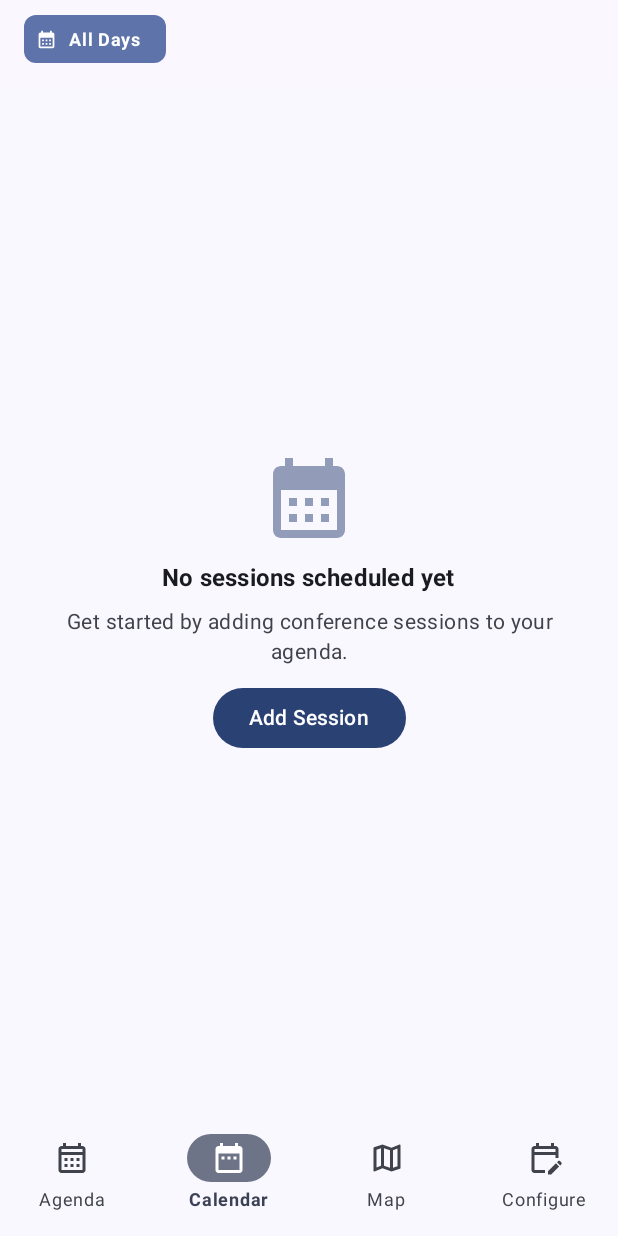
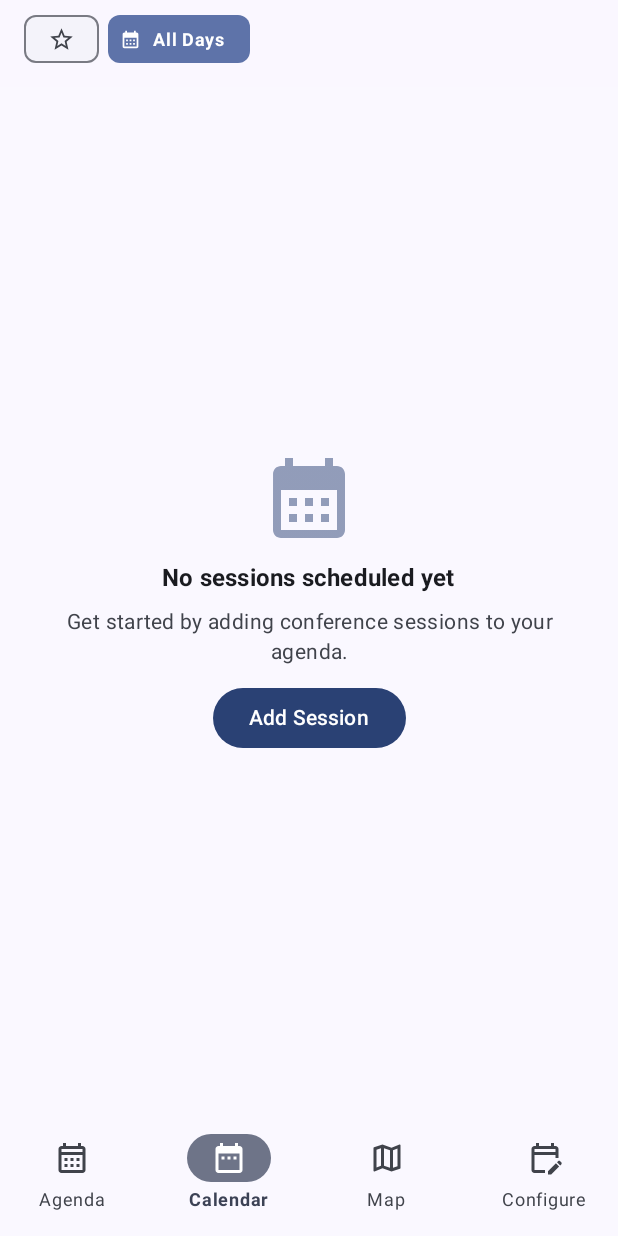
Before and after one commit to urzahil/ConfNav, an Android app built with Jetpack Compose: the screen it shows after launch (MainActivity), item 2 of the bottom bar chosen, on a phone screen of 412 x 824 dp. Run offline under Robolectric (Android 15) with nearby library versions, the phone set to English and light mode, and no system bars; our stand-ins replace Room's generated code.

Commit message:
Add a starred-only filter to the Android Agenda, Calendar and Map
A star chip pinned to the left of the day chips (it stays put while the
day chips scroll) limits every tab to starred sessions. It combines with
the day filter, and the empty state offers to show all sessions again.

Co-Authored-By: Claude Opus 5.5 <noreply@anthropic.com>
Claude-Session: https://claude.ai/code/session_01Jq1i4pBsLf9LGD9tdvCjBz

```diff
--- a/app/src/main/java/rocks/urzahil/confnav/ui/AgendaLogic.kt
+++ b/app/src/main/java/rocks/urzahil/confnav/ui/AgendaLogic.kt
@@ -44,6 +44,17 @@ object AgendaLogic {
         sessions
             .filter { isOngoingOrUpcoming(it, now) }
             .minByOrNull { startOf(it) ?: LocalDateTime.MAX }
+
+    /** The sessions matching the day filter, limited to starred ones when [starredOnly] is set. */
+    fun filterSessions(
+        sessions: List<ConferenceSession>,
+        filter: DayFilter,
+        starredOnly: Boolean
+    ): List<ConferenceSession> =
+        sessions.filter { session ->
+            (filter !is DayFilter.SpecificDate || session.date == filter.date) &&
+                    (!starredOnly || session.starred)
+        }
 
     /** Identity used to avoid re-adding the same session when importing on top of an agenda. */
     fun duplicateKey(session: ConferenceSession): String =
--- a/app/src/main/java/rocks/urzahil/confnav/ui/ConferenceViewModel.kt
+++ b/app/src/main/java/rocks/urzahil/confnav/ui/ConferenceViewModel.kt
@@ -41,6 +41,7 @@ data class ConferenceUiState(
     val selectedLocationPin: LocationGroup? = null,
     val nextSession: ConferenceSession? = null,
     val selectedFilter: DayFilter = DayFilter.All,
+    val starredOnly: Boolean = false,
     val availableFilters: List<DayFilter> = listOf(DayFilter.All),
     val locationSuggestions: List<LocationSuggestion> = emptyList(),
     val isSearchingLocations: Boolean = false
@@ -60,6 +61,7 @@ class ConferenceViewModel(application: Application) : AndroidViewModel(applicati
     private val locationSearchHelper: LocationSearchHelper
 
     private val selectedFilter = MutableStateFlow<DayFilter>(DayFilter.All)
+    private val starredOnly = MutableStateFlow(false)
     private val selectedLocationPin = MutableStateFlow<LocationGroup?>(null)
     private val locationSearch = MutableStateFlow(LocationSearchState())
 
@@ -74,12 +76,12 @@ class ConferenceViewModel(application: Application) : AndroidViewModel(applicati
 
         uiState = combine(
             repository.allSessions,
-            selectedFilter,
+            combine(selectedFilter, starredOnly, ::Pair),
             selectedLocationPin,
             minuteTicker(),
             locationSearch
-        ) { sessions, filter, selectedPin, now, search ->
-            buildState(sessions, filter, selectedPin, now, search)
+        ) { sessions, (filter, onlyStarred), selectedPin, now, search ->
+            buildState(sessions, filter, onlyStarred, selectedPin, now, search)
         }.stateIn(
             scope = viewModelScope,
             started = SharingStarted.WhileSubscribed(5000),
@@ -100,6 +102,7 @@ class ConferenceViewModel(application: Application) : AndroidViewModel(applicati
     private fun buildState(
         sessions: List<ConferenceSession>,
         filter: DayFilter,
+        onlyStarred: Boolean,
         selectedPin: LocationGroup?,
         now: LocalDateTime,
         search: LocationSearchState
@@ -109,10 +112,7 @@ class ConferenceViewModel(application: Application) : AndroidViewModel(applicati
             availableFilters.add(DayFilter.SpecificDate(date, formatFriendlyDate(date)))
         }
 
-        val filtered = when (filter) {
-            is DayFilter.All -> sessions
-            is DayFilter.SpecificDate -> sessions.filter { it.date == filter.date }
-        }
+        val filtered = AgendaLogic.filterSessions(sessions, filter, onlyStarred)
 
         // The map only shows sessions that are ongoing or still to come.
         val locationGroups = repository.groupSessionsByLocation(
@@ -129,6 +129,7 @@ class ConferenceViewModel(application: Application) : AndroidViewModel(applicati
             selectedLocationPin = activePin,
             nextSession = AgendaLogic.nextSession(sessions, now),
             selectedFilter = filter,
+            starredOnly = onlyStarred,
             availableFilters = availableFilters,
             locationSuggestions = search.suggestions,
             isSearchingLocations = search.isSearching
@@ -137,6 +138,10 @@ class ConferenceViewModel(application: Application) : AndroidViewModel(applicati
 
     fun setDayFilter(filter: DayFilter) {
         selectedFilter.value = filter
+    }
+
+    fun setStarredOnly(enabled: Boolean) {
+        starredOnly.value = enabled
     }
 
     fun selectLocationPin(pin: LocationGroup?) {
--- a/app/src/main/java/rocks/urzahil/confnav/ui/map/ConferenceMapScreen.kt
+++ b/app/src/main/java/rocks/urzahil/confnav/ui/map/ConferenceMapScreen.kt
@@ -248,7 +248,9 @@ fun ConferenceMapScreen(
             DayFilterChipsRow(
                 filters = uiState.availableFilters,
                 selectedFilter = uiState.selectedFilter,
-                onFilterSelected = { viewModel.setDayFilter(it) }
+                onFilterSelected = { viewModel.setDayFilter(it) },
+                starredOnly = uiState.starredOnly,
+                onStarredOnlyChange = { viewModel.setStarredOnly(it) }
             )
 
             // Next Event Pill with "Directions"
--- a/app/src/main/java/rocks/urzahil/confnav/ui/schedule/CalendarDayScreen.kt
+++ b/app/src/main/java/rocks/urzahil/confnav/ui/schedule/CalendarDayScreen.kt
@@ -87,7 +87,7 @@ fun CalendarDayScreen(
     // When opened from the navigation bar or on picking a filter (not when coming back from
     // editing a session): jump to the current time when today is shown, else to the next
     // shown day; if every shown day is in the past or the future, start at the top.
-    LaunchedEffect(scrollToNow, uiState.selectedFilter, days.isNotEmpty()) {
+    LaunchedEffect(scrollToNow, uiState.selectedFilter, uiState.starredOnly, days.isNotEmpty()) {
         if (!scrollToNow || days.isEmpty()) return@LaunchedEffect
         val dayIndex = days.indexOfFirst { (date, _) -> date >= today }
         when {
@@ -123,6 +123,11 @@ fun CalendarDayScreen(
                 onFilterSelected = {
                     viewModel.setDayFilter(it)
                     onScrollToNowChange(true)
+                },
+                starredOnly = uiState.starredOnly,
+                onStarredOnlyChange = {
+                    viewModel.setStarredOnly(it)
+                    onScrollToNowChange(true)
                 }
             )
 
@@ -137,7 +142,9 @@ fun CalendarDayScreen(
         if (days.isEmpty()) {
             EmptyScheduleView(
                 filter = uiState.selectedFilter,
+                starredOnly = uiState.starredOnly,
                 onResetFilter = { viewModel.setDayFilter(DayFilter.All) },
+                onShowAllSessions = { viewModel.setStarredOnly(false) },
                 onAddSession = { onNavigateToConfigure(null) }
             )
         } else {
--- a/app/src/main/java/rocks/urzahil/confnav/ui/schedule/ScheduleComponents.kt
+++ b/app/src/main/java/rocks/urzahil/confnav/ui/schedule/ScheduleComponents.kt
@@ -2,6 +2,7 @@ package rocks.urzahil.confnav.ui.schedule
 
 import androidx.compose.foundation.background
 import androidx.compose.foundation.layout.Arrangement
+import androidx.compose.foundation.layout.PaddingValues
 import androidx.compose.foundation.layout.Box
 import androidx.compose.foundation.layout.Column
 import androidx.compose.foundation.layout.Row
@@ -14,6 +15,7 @@ import androidx.compose.foundation.lazy.LazyRow
 import androidx.compose.foundation.lazy.items
 import androidx.compose.foundation.shape.RoundedCornerShape
 import androidx.compose.material.icons.Icons
+import androidx.compose.material.icons.filled.Star
 import androidx.compose.material3.Button
 import androidx.compose.material3.FilterChip
 import androidx.compose.material3.FilterChipDefaults
@@ -31,22 +33,56 @@ import androidx.compose.ui.text.font.FontWeight
 import androidx.compose.ui.text.style.TextAlign
 import androidx.compose.ui.unit.dp
 import rocks.urzahil.confnav.ui.DayFilter
+import rocks.urzahil.confnav.ui.components.StarGold
 import rocks.urzahil.confnav.ui.icons.filled.CalendarMonth
+import rocks.urzahil.confnav.ui.icons.filled.StarBorder
 import java.time.LocalDate
 import java.time.format.DateTimeFormatter
 
+/**
+ * The starred-only toggle, pinned at the start, followed by the day chips, which scroll
+ * horizontally underneath it when there are many days.
+ */
 @Composable
 fun DayFilterChipsRow(
     filters: List<DayFilter>,
     selectedFilter: DayFilter,
     onFilterSelected: (DayFilter) -> Unit,
+    starredOnly: Boolean,
+    onStarredOnlyChange: (Boolean) -> Unit,
     modifier: Modifier = Modifier
 ) {
-    LazyRow(
+    Row(
         modifier = modifier
             .fillMaxWidth()
-            .padding(horizontal = 16.dp, vertical = 2.dp)
+            .padding(start = 16.dp, top = 2.dp, bottom = 2.dp),
+        horizontalArrangement = Arrangement.spacedBy(6.dp),
+        verticalAlignment = Alignment.CenterVertically
+    ) {
+        FilterChip(
+            selected = starredOnly,
+            onClick = { onStarredOnlyChange(!starredOnly) },
+            label = {
+                Icon(
+                    imageVector = if (starredOnly) Icons.Default.Star else Icons.Default.StarBorder,
+                    contentDescription = if (starredOnly) "Show all sessions" else "Show starred sessions only",
+                    tint = if (starredOnly) StarGold else MaterialTheme.colorScheme.onSurfaceVariant,
+                    modifier = Modifier.size(18.dp)
+                )
+            },
+            colors = FilterChipDefaults.filterChipColors(
+                selectedContainerColor = MaterialTheme.colorScheme.primaryContainer,
+                containerColor = MaterialTheme.colorScheme.surfaceContainerLow
+            ),
+            shape = RoundedCornerShape(8.dp),
+            modifier = Modifier.testTag("filter_chip_starred")
+        )
+
+        LazyRow(
+            modifier = Modifier
+                .weight(1f)
                 .testTag("day_filter_row"),
+            contentPadding = PaddingValues(end = 16.dp),
             horizontalArrangement = Arrangement.spacedBy(6.dp),
             verticalAlignment = Alignment.CenterVertically
         ) {
@@ -88,6 +124,7 @@ fun DayFilterChipsRow(
                     modifier = Modifier
                         .testTag("filter_chip_${filter.label.replace(" ", "_")}")
                 )
+            }
         }
     }
 }
@@ -133,7 +170,9 @@ fun DayDateHeader(date: String) {
 @Composable
 fun EmptyScheduleView(
     filter: DayFilter,
+    starredOnly: Boolean,
     onResetFilter: () -> Unit,
+    onShowAllSessions: () -> Unit,
     onAddSession: () -> Unit
 ) {
     Box(
@@ -154,23 +193,33 @@ fun EmptyScheduleView(
             )
 
             Text(
-                text = if (filter is DayFilter.All) "No sessions scheduled yet" else "No sessions for ${filter.label}",
+                text = when {
+                    starredOnly && filter is DayFilter.All -> "No starred sessions"
+                    starredOnly -> "No starred sessions for ${filter.label}"
+                    filter is DayFilter.All -> "No sessions scheduled yet"
+                    else -> "No sessions for ${filter.label}"
+                },
                 style = MaterialTheme.typography.titleMedium,
                 fontWeight = FontWeight.Bold
             )
 
             Text(
-                text = if (filter is DayFilter.All)
-                    "Get started by adding conference sessions to your agenda."
-                else
-                    "Try switching the filter to All Days or add a new session.",
+                text = when {
+                    starredOnly -> "Star sessions in the Agenda to see them here, or show all sessions."
+                    filter is DayFilter.All -> "Get started by adding conference sessions to your agenda."
+                    else -> "Try switching the filter to All Days or add a new session."
+                },
                 style = MaterialTheme.typography.bodyMedium,
                 color = MaterialTheme.colorScheme.onSurfaceVariant,
                 textAlign = TextAlign.Center
             )
 
             Row(horizontalArrangement = Arrangement.spacedBy(10.dp)) {
-                if (filter !is DayFilter.All) {
+                if (starredOnly) {
+                    OutlinedButton(onClick = onShowAllSessions) {
+                        Text("Show All Sessions")
+                    }
+                } else if (filter !is DayFilter.All) {
                     OutlinedButton(onClick = onResetFilter) {
                         Text("Show All Days")
                     }
--- a/app/src/main/java/rocks/urzahil/confnav/ui/schedule/ScheduleScreen.kt
+++ b/app/src/main/java/rocks/urzahil/confnav/ui/schedule/ScheduleScreen.kt
@@ -77,7 +77,7 @@ fun ScheduleScreen(
 
     // Auto-scroll to current day (or top of list if current day is out of range) when asked to:
     // on opening from the navigation bar, on returning to the foreground, or on picking a filter.
-    LaunchedEffect(scrollToNow, uiState.selectedFilter, groupedByDate.isNotEmpty()) {
+    LaunchedEffect(scrollToNow, uiState.selectedFilter, uiState.starredOnly, groupedByDate.isNotEmpty()) {
         if (!scrollToNow || groupedByDate.isEmpty()) return@LaunchedEffect
         if (uiState.selectedFilter is DayFilter.All) {
             listState.scrollToItem(calculateTargetIndex(groupedByDate))
@@ -108,6 +108,11 @@ fun ScheduleScreen(
                     onFilterSelected = {
                         viewModel.setDayFilter(it)
                         onScrollToNowChange(true)
+                    },
+                    starredOnly = uiState.starredOnly,
+                    onStarredOnlyChange = {
+                        viewModel.setStarredOnly(it)
+                        onScrollToNowChange(true)
                     }
                 )
 
@@ -126,7 +131,9 @@ fun ScheduleScreen(
             if (uiState.filteredSessions.isEmpty()) {
                 EmptyScheduleView(
                     filter = uiState.selectedFilter,
+                    starredOnly = uiState.starredOnly,
                     onResetFilter = { viewModel.setDayFilter(DayFilter.All) },
+                    onShowAllSessions = { viewModel.setStarredOnly(false) },
                     onAddSession = { onNavigateToConfigure(null) }
                 )
             } else {
```
Also changed, not shown: 1 other file. Lines whose indentation alone changed are shown as unchanged.
